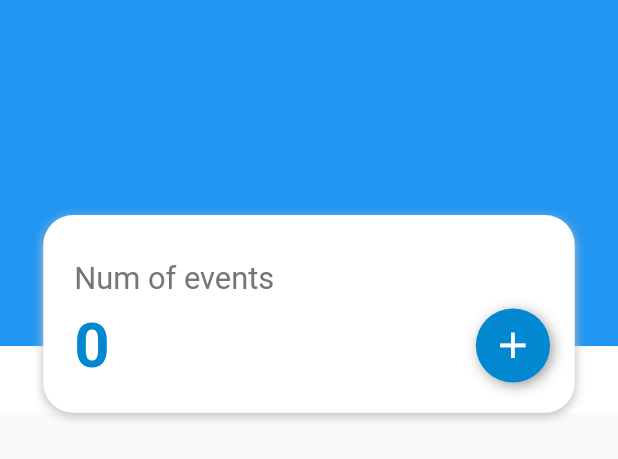
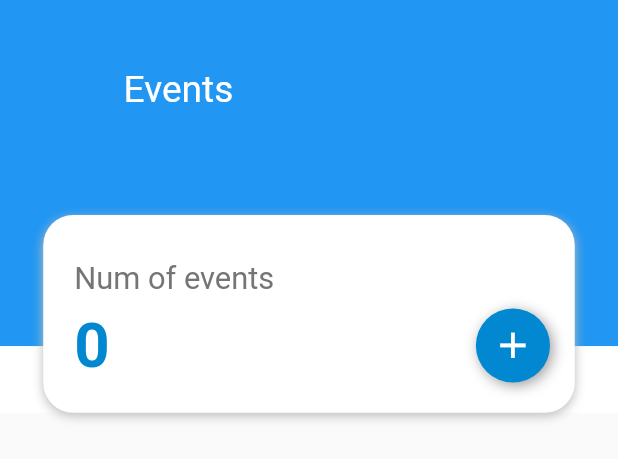
Before and after one commit to jurkko/Budget_Sidekick, a Flutter app: the Events widget shown alone on an empty page, opened directly, on a phone screen of 412 x 824 dp. Shown: the top 459 px of the screen. Run offline on Flutter 3.47's test engine with Material 2 defaults, Android fonts, the phone set to English and light mode, and no system bars; our stand-ins replace charts_flutter, cloud_firestore, dartz, firebase_auth, font_awesome_flutter; missing offline and left inert: flutter_iconpicker; accounts and stored records are empty.

Commit message:
Minor Fixes (UI)

```diff
--- a/lib/Screens/Core/features/Events/events.dart
+++ b/lib/Screens/Core/features/Events/events.dart
@@ -65,6 +65,17 @@ class EventsState extends State<Events> {
                                       )),
                                 ),
                                 Positioned(
+                                  top: width * 0.11, //70
+                                  left: width * 0.2, //30,
+                                  child: Text(
+                                    "Events",
+                                    style: TextStyle(
+                                        color: Colors.white,
+                                        fontSize: width * 0.06 //30
+                                        ),
+                                  ),
+                                ),
+                                Positioned(
                                   bottom: 0,
                                   left: width * 0.07, // 30,
                                   right: width * 0.07, // 30,
@@ -112,7 +123,8 @@ class EventsState extends State<Events> {
                                               child: Container(
                                                 width: width * 0.6,
                                                 child: Text(
-                                                  (listOfEvents.length.toString()),
+                                                  (listOfEvents.length
+                                                      .toString()),
                                                   overflow:
                                                       TextOverflow.ellipsis,
                                                   style: TextStyle(
--- a/lib/Screens/Core/features/Expenses/expenseCard.dart
+++ b/lib/Screens/Core/features/Expenses/expenseCard.dart
@@ -69,7 +69,9 @@ class ExpenseCard extends StatelessWidget {
                 Padding(
                   padding: EdgeInsets.only(right: width * 0.05),
                   child: Text(
-                    expense.amount.toString() + "€",
+                    (expense.profit ? "+" : "-") +
+                        expense.amount.toString() +
+                        "€",
                     style: TextStyle(
                       color: expense.profit == true
                           ? Colors.green[700]
--- a/lib/Screens/Core/features/Expenses/expenses.dart
+++ b/lib/Screens/Core/features/Expenses/expenses.dart
@@ -63,7 +63,7 @@ class ExpensesState extends State<Expenses> {
                                 children: <Widget>[
                                   Container(
                                     width: double.infinity,
-                                    height: height * 0.284, //300,
+                                    height: height * 0.334, //300,
                                     color: Colors.white,
                                   ),
                                   Positioned(
@@ -91,7 +91,7 @@ class ExpensesState extends State<Expenses> {
                                   ),
                                   Positioned(
                                     bottom: 0,
-                                    top: width * 0.25,
+
                                     left: width * 0.07, // 30,
                                     right: width * 0.07, // 30,
                                     child: Container(
```
